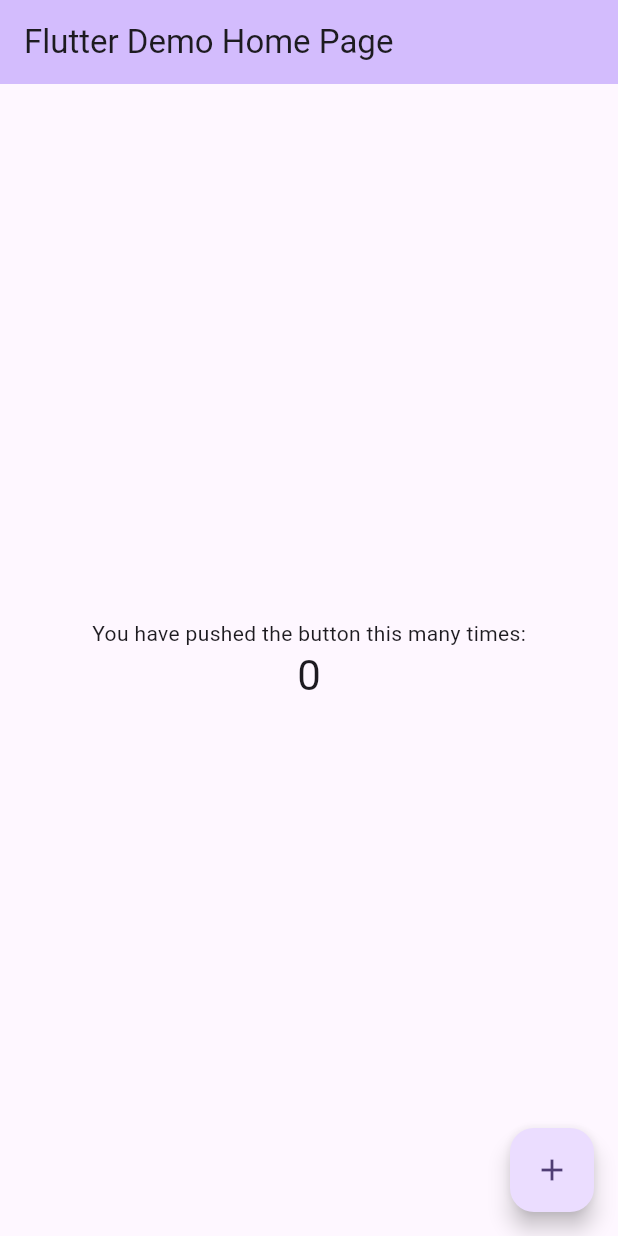
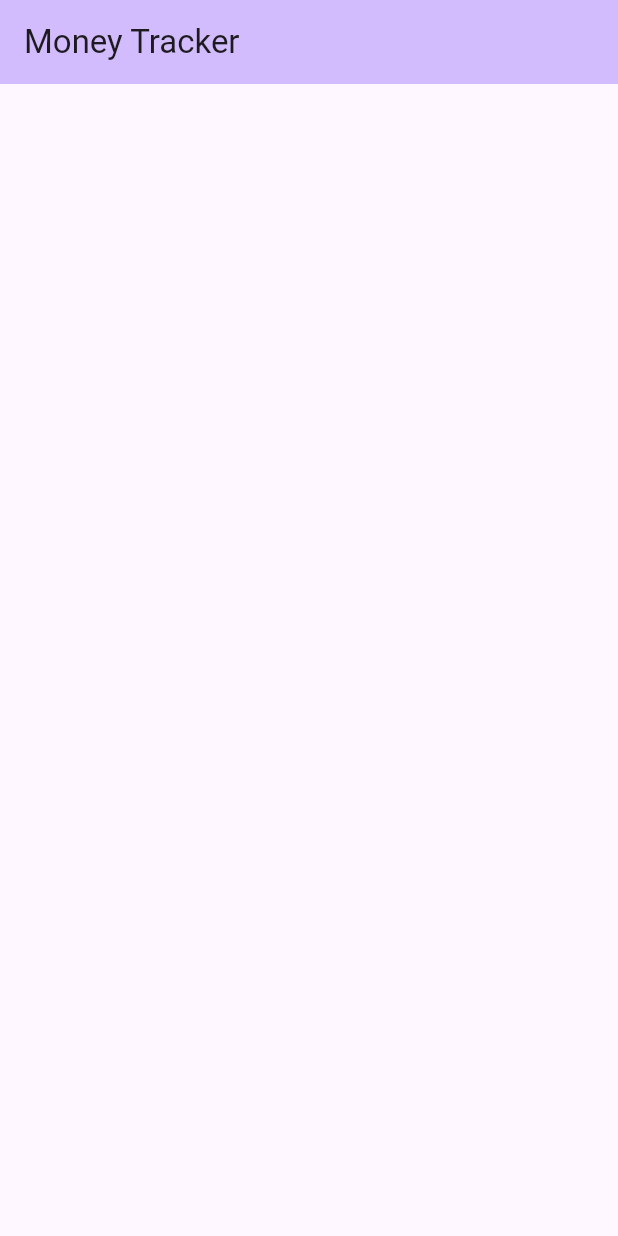
Before and after one commit to SanjanaKumarasingha/MoneyTracker, a Flutter app: the screen it shows after launch, on a phone screen of 412 x 824 dp. Run offline on Flutter 3.47's test engine with Material 3 defaults, Android fonts, the phone set to English and light mode, and no system bars.

Commit message:
Rename MyApp to MoneyTracker

```diff
--- a/app/lib/main.dart
+++ b/app/lib/main.dart
@@ -1,52 +1,27 @@
 import 'package:flutter/material.dart';
 
 void main() {
-  runApp(const MyApp());
+  runApp(const MoneyTracker());
 }
 
-class MyApp extends StatelessWidget {
-  const MyApp({super.key});
+class MoneyTracker extends StatelessWidget {
+  const MoneyTracker({super.key});
 
-  // This widget is the root of your application.
   @override
   Widget build(BuildContext context) {
     return MaterialApp(
-      title: 'Flutter Demo',
+      title: 'MoneyTracker',
       theme: ThemeData(
-        // This is the theme of your application.
-        //
-        // TRY THIS: Try running your application with "flutter run". You'll see
-        // the application has a purple toolbar. Then, without quitting the app,
-        // try changing the seedColor in the colorScheme below to Colors.green
-        // and then invoke "hot reload" (save your changes or press the "hot
-        // reload" button in a Flutter-supported IDE, or press "r" if you used
-        // the command line to start the app).
-        //
-        // Notice that the counter didn't reset back to zero; the application
-        // state is not lost during the reload. To reset the state, use hot
-        // restart instead.
-        //
-        // This works for code too, not just values: Most code changes can be
-        // tested with just a hot reload.
         colorScheme: ColorScheme.fromSeed(seedColor: Colors.deepPurple),
         useMaterial3: true,
       ),
-      home: const MyHomePage(title: 'Flutter Demo Home Page'),
+      home: const MyHomePage(title: 'Money Tracker'),
     );
   }
 }
 
 class MyHomePage extends StatefulWidget {
   const MyHomePage({super.key, required this.title});
-
-  // This widget is the home page of your application. It is stateful, meaning
-  // that it has a State object (defined below) that contains fields that affect
-  // how it looks.
-
-  // This class is the configuration for the state. It holds the values (in this
-  // case the title) provided by the parent (in this case the App widget) and
-  // used by the build method of the State. Fields in a Widget subclass are
-  // always marked "final".
 
   final String title;
 
@@ -55,71 +30,13 @@
 }
 
 class _MyHomePageState extends State<MyHomePage> {
-  int _counter = 0;
-
-  void _incrementCounter() {
-    setState(() {
-      // This call to setState tells the Flutter framework that something has
-      // changed in this State, which causes it to rerun the build method below
-      // so that the display can reflect the updated values. If we changed
-      // _counter without calling setState(), then the build method would not be
-      // called again, and so nothing would appear to happen.
-      _counter++;
-    });
-  }
-
   @override
   Widget build(BuildContext context) {
-    // This method is rerun every time setState is called, for instance as done
-    // by the _incrementCounter method above.
-    //
-    // The Flutter framework has been optimized to make rerunning build methods
-    // fast, so that you can just rebuild anything that needs updating rather
-    // than having to individually change instances of widgets.
     return Scaffold(
       appBar: AppBar(
-        // TRY THIS: Try changing the color here to a specific color (to
-        // Colors.amber, perhaps?) and trigger a hot reload to see the AppBar
-        // change color while the other colors stay the same.
         backgroundColor: Theme.of(context).colorScheme.inversePrimary,
-        // Here we take the value from the MyHomePage object that was created by
-        // the App.build method, and use it to set our appbar title.
         title: Text(widget.title),
       ),
-      body: Center(
-        // Center is a layout widget. It takes a single child and positions it
-        // in the middle of the parent.
-        child: Column(
-          // Column is also a layout widget. It takes a list of children and
-          // arranges them vertically. By default, it sizes itself to fit its
-          // children horizontally, and tries to be as tall as its parent.
-          //
-          // Column has various properties to control how it sizes itself and
-          // how it positions its children. Here we use mainAxisAlignment to
-          // center the children vertically; the main axis here is the vertical
-          // axis because Columns are vertical (the cross axis would be
-          // horizontal).
-          //
-          // TRY THIS: Invoke "debug painting" (choose the "Toggle Debug Paint"
-          // action in the IDE, or press "p" in the console), to see the
-          // wireframe for each widget.
-          mainAxisAlignment: MainAxisAlignment.center,
-          children: <Widget>[
-            const Text(
-              'You have pushed the button this many times:',
-            ),
-            Text(
-              '$_counter',
-              style: Theme.of(context).textTheme.headlineMedium,
-            ),
-          ],
-        ),
-      ),
-      floatingActionButton: FloatingActionButton(
-        onPressed: _incrementCounter,
-        tooltip: 'Increment',
-        child: const Icon(Icons.add),
-      ), // This trailing comma makes auto-formatting nicer for build methods.
     );
   }
 }
```
Also changed, not shown: 1 other file.
